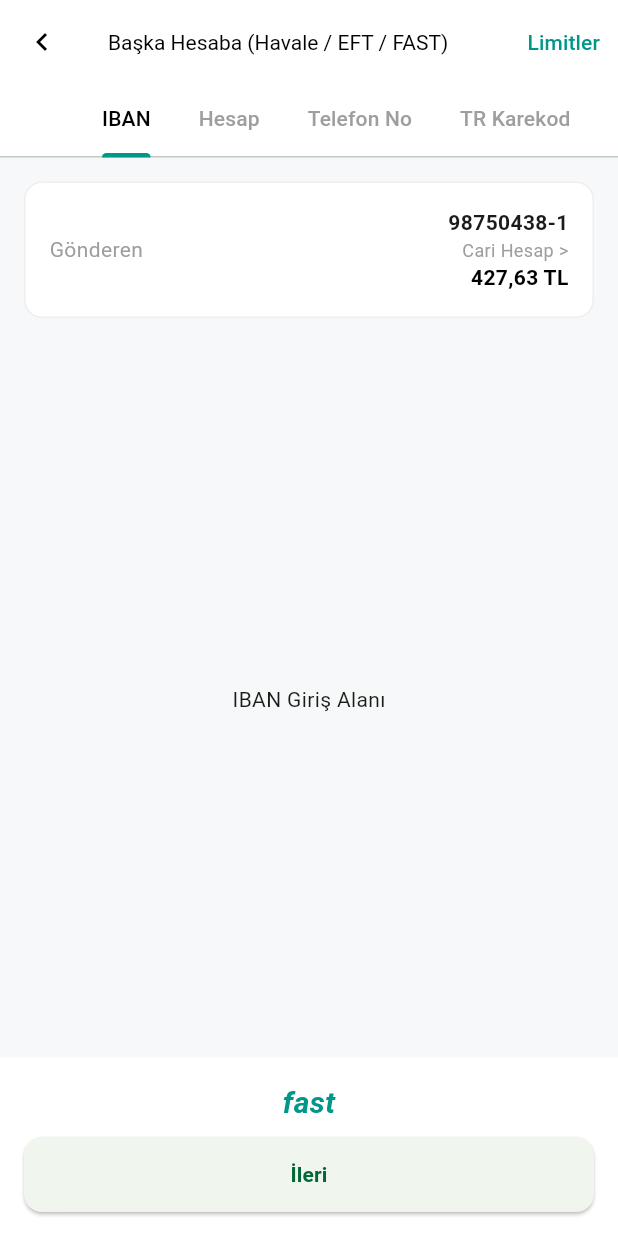
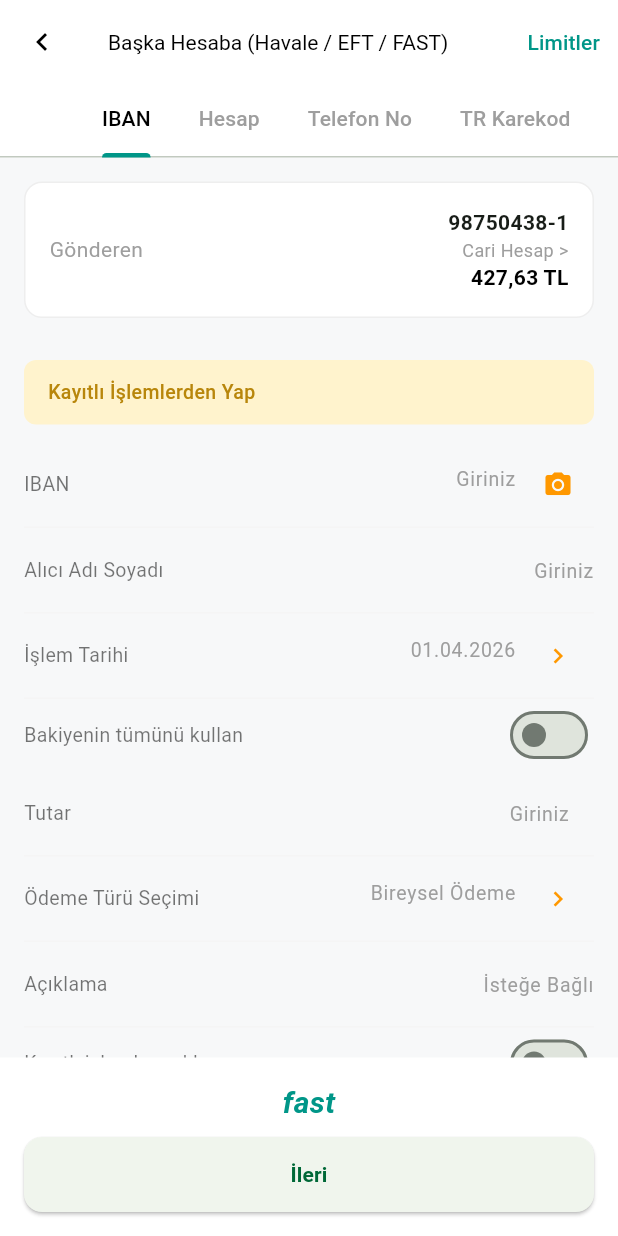
Before and after one commit to busrracnr/bankAPI, a Flutter app: the TransferFlowScreen screen opened directly, on a phone screen of 412 x 824 dp. Run offline on Flutter 3.47's test engine with Material 3 defaults, Android fonts, the phone set to English and light mode, and no system bars; our stand-ins replace flutter_riverpod.

Commit message:
Update: IBAN ve Hesap sekmelerine form alanları eklendi

```diff
--- a/lib/source/money_transfer/transfer_flow_screen.dart
+++ b/lib/source/money_transfer/transfer_flow_screen.dart
@@ -201,8 +201,62 @@ class TransferFlowScreen extends ConsumerWidget {
   }
 
   // Diğer boş sekmeler için taslaklar
-  Widget _buildIbanTab(WidgetRef ref) => const Center(child: Text("IBAN Giriş Alanı"));
-  Widget _buildAccountTab(WidgetRef ref) => const Center(child: Text("Hesap No Giriş Alanı"));
+  Widget _buildIbanTab(WidgetRef ref) {
+    return ListView(
+      padding: const EdgeInsets.symmetric(horizontal: 16),
+      children: [
+        // Uyarı Mesajı
+        Container(
+          margin: const EdgeInsets.symmetric(vertical: 12),
+          padding: const EdgeInsets.symmetric(horizontal: 16, vertical: 12),
+          decoration: BoxDecoration(
+            color: const Color(0xFFFFF3CD),
+            borderRadius: BorderRadius.circular(8),
+          ),
+          child: const Text(
+            "Kayıtlı İşlemlerden Yap",
+            style: TextStyle(color: Color(0xFFB8860B), fontSize: 13, fontWeight: FontWeight.w500),
+          ),
+        ),
+        _customInput(label: "IBAN", hint: "Giriniz", icon: Icons.camera_alt),
+        _customInput(label: "Alıcı Adı Soyadı", hint: "Giriniz"),
+        _customInput(label: "İşlem Tarihi", hint: "01.04.2026", icon: Icons.chevron_right),
+        _buildSwitchRow("Bakiyenin tümünü kullan"),
+        _customInput(label: "Tutar", hint: "Giriniz", suffix: "TL"),
+        _customInput(label: "Ödeme Türü Seçimi", hint: "Bireysel Ödeme", icon: Icons.chevron_right),
+        _customInput(label: "Açıklama", hint: "İsteğe Bağlı"),
+        _buildSwitchRow("Kayıtlı işlemlere ekle"),
+      ],
+    );
+  }
+  Widget _buildAccountTab(WidgetRef ref) {
+    return ListView(
+      padding: const EdgeInsets.symmetric(horizontal: 16),
+      children: [
+        // Uyarı Mesajı
+        Container(
+          margin: const EdgeInsets.symmetric(vertical: 12),
+          padding: const EdgeInsets.symmetric(horizontal: 16, vertical: 12),
+          decoration: BoxDecoration(
+            color: const Color(0xFFFFF3CD),
+            borderRadius: BorderRadius.circular(8),
+          ),
+          child: const Text(
+            "Kayıtlı İşlemlerden Yap",
+            style: TextStyle(color: Color(0xFFB8860B), fontSize: 13, fontWeight: FontWeight.w500),
+          ),
+        ),
+        _customInput(label: "Hesap No", hint: "Giriniz"),
+        _customInput(label: "Alıcı Adı Soyadı", hint: "Giriniz"),
+        _customInput(label: "İşlem Tarihi", hint: "01.04.2026", icon: Icons.chevron_right),
+        _buildSwitchRow("Bakiyenin tümünü kullan"),
+        _customInput(label: "Tutar", hint: "Giriniz", suffix: "TL"),
+        _customInput(label: "Ödeme Türü Seçimi", hint: "Bireysel Ödeme", icon: Icons.chevron_right),
+        _customInput(label: "Açıklama", hint: "İsteğe Bağlı"),
+        _buildSwitchRow("Kayıtlı işlemlere ekle"),
+      ],
+    );
+  }
   Widget _buildQrTab() => const Center(child: Text("QR Kod Okuyucu"));
   Widget _buildOtherTab() => const Center(child: Text("Diğer İşlemler"));
 
```
